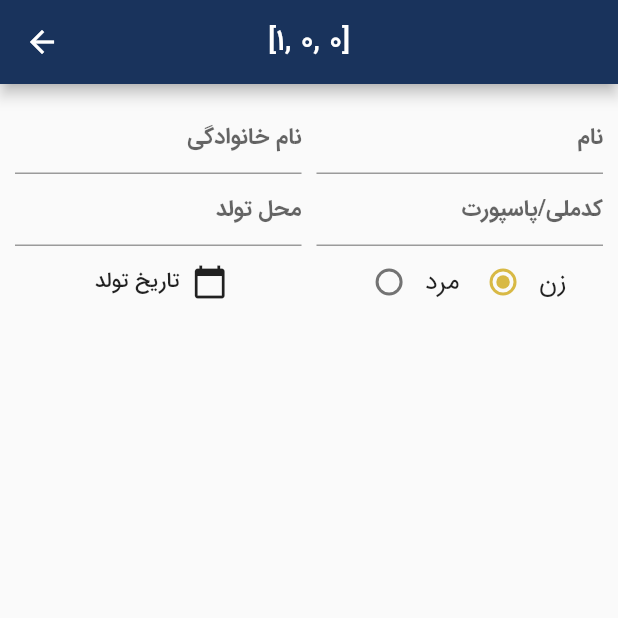
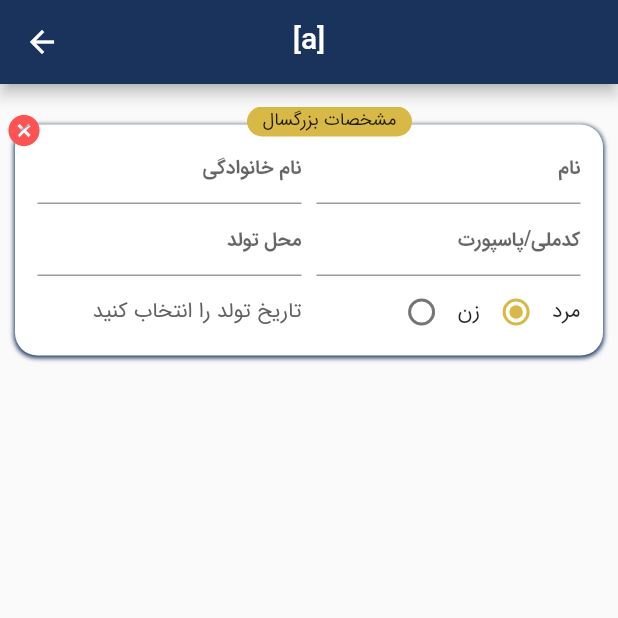
Before and after one commit to salehzarei/PartVanakApp, a Flutter app: the BuyTicket screen opened by its route, after a tap on the "add circle" icon, after a tap on the "remove circle" icon, after a tap on "ورود مشخصات مسافران", on a phone screen of 412 x 824 dp, the top half of it. Run offline on Flutter 3.47's test engine with Material 2 defaults, Android fonts, the phone set to English and light mode, and no system bars; our stand-ins replace cached_network_image, flutter_spinkit; missing offline and left inert: jalali_calendar; network calls fail.

Commit message:
تنظیم لیست مشخصات افراد بر اساس تعداد انتخاب شده

```diff
--- a/lib/UI/passenger.dart
+++ b/lib/UI/passenger.dart
@@ -1,7 +1,6 @@
 import 'package:flutter/material.dart';
-import 'package:flutter/material.dart';
+import 'package:flutter/widgets.dart';
 import 'package:jalali_calendar/jalali_calendar.dart';
-import 'package:date_picker_persian/date_picker_gregorian.dart';
 
 class Passenger extends StatefulWidget {
   final List personcount;
@@ -15,7 +14,6 @@ class Passenger extends StatefulWidget {
 class _PassengerState extends State<Passenger> {
   @override
   Widget build(BuildContext context) {
-    print(widget.personcount);
     return Scaffold(
         appBar: AppBar(
           centerTitle: true,
@@ -23,11 +21,55 @@ class _PassengerState extends State<Passenger> {
         ),
         body: Directionality(
             textDirection: TextDirection.rtl,
-            child: ListView(children: <Widget>[UserForm()])));
+            child: Padding(
+                padding: const EdgeInsets.only(top: 15),
+                child: ListView.builder(
+                  itemCount: widget.personcount.length,
+                  itemBuilder: (context, index) {
+                    String _title;
+                    switch (widget.personcount[index]) {
+                      case "a":
+                        {
+                          _title = 'مشخصات بزرگسال';
+                        }
+                        break;
+
+                      case "b":
+                        {
+                          _title = 'مشخصات نوجوان';
+                        }
+                        break;
+
+                      case "c":
+                        {
+                          _title = 'مشخصات کودک';
+                        }
+                        break;
+
+                      case "d":
+                        {
+                          _title = 'مشخصات نوزاد';
+                        }
+                        break;
+
+                      default:
+                        {
+                          _title = 'نامشخص';
+                        }
+                        break;
+                    }
+
+                    return UserForm(title: _title);
+                  },
+                ))));
   }
 }
 
 class UserForm extends StatefulWidget {
+  final String title;
+
+  const UserForm({Key key, this.title}) : super(key: key);
+
   @override
   _UserFormState createState() => _UserFormState();
 }
@@ -55,8 +97,22 @@ class _UserFormState extends State<UserForm> {
 
   @override
   Widget build(BuildContext context) {
-    return Padding(
+    return Stack(
+      children: <Widget>[
+        Padding(
           padding: const EdgeInsets.symmetric(vertical: 12, horizontal: 10),
+          child: Container(
+            padding: EdgeInsets.symmetric(horizontal: 15, vertical: 5),
+            decoration: BoxDecoration(
+                color: Colors.white,
+                borderRadius: BorderRadius.circular(15),
+                boxShadow: [
+                  BoxShadow(
+                      color: Theme.of(context).primaryColor,
+                      blurRadius: 2.5,
+                      offset: Offset(0.0, 1.0),
+                      spreadRadius: 0.5),
+                ]),
             child: Column(
               crossAxisAlignment: CrossAxisAlignment.center,
               textDirection: TextDirection.rtl,
@@ -67,7 +123,10 @@ class _UserFormState extends State<UserForm> {
                     Expanded(
                       flex: 1,
                       child: TextFormField(
-                  decoration: InputDecoration(hintText: 'نام', counterText: ''),
+                        decoration: InputDecoration(
+                            hintText: 'نام',
+                            hintStyle: TextStyle(fontSize: 13),
+                            counterText: ''),
                         keyboardType: TextInputType.text,
                         maxLength: 10,
                       ),
@@ -80,6 +139,7 @@ class _UserFormState extends State<UserForm> {
                       child: TextFormField(
                         decoration: InputDecoration(
                           hintText: 'نام خانوادگی',
+                          hintStyle: TextStyle(fontSize: 13),
                           counterText: '',
                         ),
                         keyboardType: TextInputType.text,
@@ -95,7 +155,9 @@ class _UserFormState extends State<UserForm> {
                       flex: 1,
                       child: TextFormField(
                         decoration: InputDecoration(
-                      hintText: 'کدملی/پاسپورت', counterText: ''),
+                            hintText: 'کدملی/پاسپورت',
+                            hintStyle: TextStyle(fontSize: 13),
+                            counterText: ''),
                         keyboardType: TextInputType.text,
                         maxLength: 10,
                       ),
@@ -108,6 +170,7 @@ class _UserFormState extends State<UserForm> {
                       child: TextFormField(
                         decoration: InputDecoration(
                           hintText: 'محل تولد',
+                          hintStyle: TextStyle(fontSize: 13),
                           counterText: '',
                         ),
                         keyboardType: TextInputType.text,
@@ -123,21 +186,20 @@ class _UserFormState extends State<UserForm> {
                       flex: 1,
                       child: Wrap(
                           crossAxisAlignment: WrapCrossAlignment.center,
-                    alignment: WrapAlignment.center,
+                          alignment: WrapAlignment.start,
                           children: <Widget>[
                             Text(
-                        'زن',
-                        style: TextStyle(fontSize: 17),
+                              'مرد',
+                              style: TextStyle(fontSize: 14),
                             ),
                             Radio(
                               value: 0,
                               groupValue: _radioValue,
                               onChanged: _changeValue,
                             ),
-                      SizedBox(width: 5),
                             Text(
-                        'مرد',
-                        style: TextStyle(fontSize: 17),
+                              'زن',
+                              style: TextStyle(fontSize: 14),
                             ),
                             Radio(
                               value: 1,
@@ -151,24 +213,60 @@ class _UserFormState extends State<UserForm> {
                     ),
                     Expanded(
                         flex: 1,
-                  child: FlatButton.icon(
-                    icon: Icon(Icons.calendar_today),
-                    label: _year == null
-                        ? Text('تاریخ تولد')
+                        child: GestureDetector(
+                          onTap: () => _selectDate(context),
+                          child: Container(
+                            child: _year == null
+                                ? Text(
+                                    'تاریخ تولد را انتخاب کنید',
+                                    style: TextStyle(
+                                        fontSize: 14,
+                                        color: Colors.grey.shade700),
+                                  )
                                 : Text(
                                     "$_year/$_month/$_day",
                                     textDirection: TextDirection.rtl,
                                     style: TextStyle(fontSize: 15),
                                   ),
-                    onPressed: () {
-                      //  DatePicker.showDatePicker(context);
-                      _selectDate(context);
-                    },
+                          ),
                         ))
                   ],
                 )
               ],
             ),
+          ),
+        ),
+        Positioned(
+          right: MediaQuery.of(context).size.width / 3,
+          child: Container(
+            alignment: Alignment.center,
+            child: Text(
+              widget.title,
+              style: TextStyle(fontSize: 12),
+            ),
+            width: 110,
+            height: 20,
+            decoration: BoxDecoration(
+              borderRadius: BorderRadius.circular(15),
+              color: Theme.of(context).cardColor,
+            ),
+          ),
+        ),
+        Positioned(
+            left: -8,
+            top: -8,
+            child: RotationTransition(
+              turns: AlwaysStoppedAnimation(45 / 360),
+              child: IconButton(
+                icon: Icon(
+                  Icons.add_circle,
+                  color: Colors.redAccent,
+                  size: 25,
+                ),
+                onPressed: () {},
+              ),
+            ))
+      ],
     );
   }
 }
--- a/lib/buyticket.dart
+++ b/lib/buyticket.dart
@@ -7,13 +7,21 @@ class BuyTicket extends StatefulWidget {
 }
 
 class _BuyTicketState extends State<BuyTicket> {
-  int _bigPerson=1;
-  int _kids=0;
-  int _kids_bed=0;
-  int _baby=0;
+  int _bigPerson = 1;
+  int _kids = 0;
+  int _kids_bed = 0;
+  int _baby = 0;
+  // لیست از تعداد نفرات مسافر - حروف مشخصه نوع افراد می باشد
+  // یک نفر بزرگسال همیشه داخل لیست خواهد بود
+
+  List _personcountList = ['a'];
 
   @override
   Widget build(BuildContext context) {
+
+    //// لیست را به ترتیب حروف الفبا مرتب میکنیم
+    _personcountList.sort();
+
     return Directionality(
       textDirection: TextDirection.rtl,
       child: ListView(
@@ -58,6 +66,7 @@ class _BuyTicketState extends State<BuyTicket> {
                       onPressed: () {
                         setState(() {
                           _bigPerson++;
+                          _personcountList.add('a');
                         });
                       }),
                 ),
@@ -81,6 +90,7 @@ class _BuyTicketState extends State<BuyTicket> {
                       if (_bigPerson > 1)
                         setState(() {
                           _bigPerson--;
+                         _personcountList.remove('a');
                         });
                     },
                   ),
@@ -120,6 +130,7 @@ class _BuyTicketState extends State<BuyTicket> {
                       onPressed: () {
                         setState(() {
                           _kids++;
+                          _personcountList.add('b');
                         });
                       }),
                 ),
@@ -143,6 +154,7 @@ class _BuyTicketState extends State<BuyTicket> {
                       if (_kids > 0)
                         setState(() {
                           _kids--;
+                    _personcountList.remove('b');
                         });
                     },
                   ),
@@ -182,6 +194,7 @@ class _BuyTicketState extends State<BuyTicket> {
                       onPressed: () {
                         setState(() {
                           _kids_bed++;
+                          _personcountList.add('c');
                         });
                       }),
                 ),
@@ -205,6 +218,7 @@ class _BuyTicketState extends State<BuyTicket> {
                       if (_kids_bed > 0)
                         setState(() {
                           _kids_bed--;
+                           _personcountList.remove('c');
                         });
                     },
                   ),
@@ -212,7 +226,7 @@ class _BuyTicketState extends State<BuyTicket> {
               ])),
             ],
           ),
-                    Row(
+          Row(
             children: <Widget>[
               Expanded(
                   child: Wrap(
@@ -244,6 +258,7 @@ class _BuyTicketState extends State<BuyTicket> {
                       onPressed: () {
                         setState(() {
                           _baby++;
+                          _personcountList.add('d');
                         });
                       }),
                 ),
@@ -267,6 +282,7 @@ class _BuyTicketState extends State<BuyTicket> {
                       if (_baby > 0)
                         setState(() {
                           _baby--;
+                           _personcountList.remove('d');
                         });
                     },
                   ),
@@ -281,7 +297,6 @@ class _BuyTicketState extends State<BuyTicket> {
               textAlign: TextAlign.center,
             ),
           ),
-
           Padding(
             padding: EdgeInsets.only(top: 25),
             child: MaterialButton(
@@ -289,7 +304,7 @@ class _BuyTicketState extends State<BuyTicket> {
                   context,
                   MaterialPageRoute(
                     builder: (context) => Passenger(
-                          personcount: [_bigPerson, _kids, _baby],
+                          personcount: _personcountList,
                         ),
                   )),
               minWidth: 300,
--- a/lib/main.dart
+++ b/lib/main.dart
@@ -1,5 +1,6 @@
 import 'package:flutter/cupertino.dart';
 import 'package:flutter/material.dart';
+import 'package:hello_flutter/UI/passenger.dart';
 import 'package:hello_flutter/buyticket.dart';
 import 'package:hello_flutter/toureDetile.dart';
 import 'package:hello_flutter/toureList.dart';
@@ -36,7 +37,7 @@ main() {
       initialRoute: '/',
       routes: {
         // '/': (context) => HomePage(),
-         '/': (context) => ToureDetilePage(),
+         '/': (context) => ToureListPage(),
         '/tourelist': (context) => ToureListPage(),
         '/touredetile': (context) => ToureDetilePage(),
         '/buyticket':(context)=>BuyTicket()
```
Lines whose indentation alone changed are shown as unchanged.
